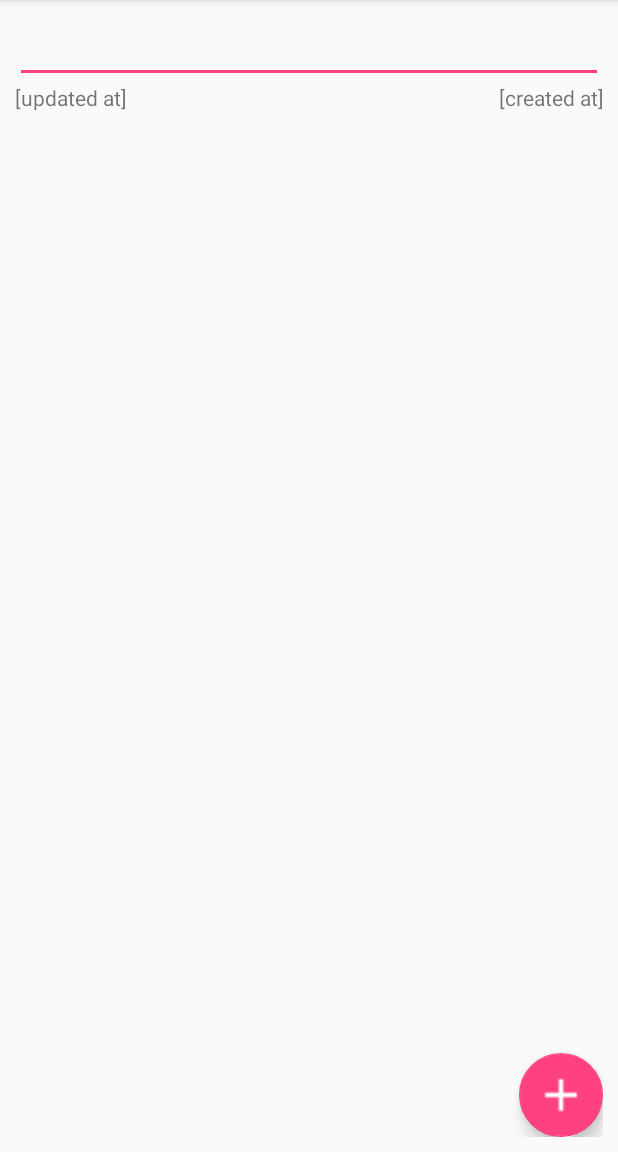
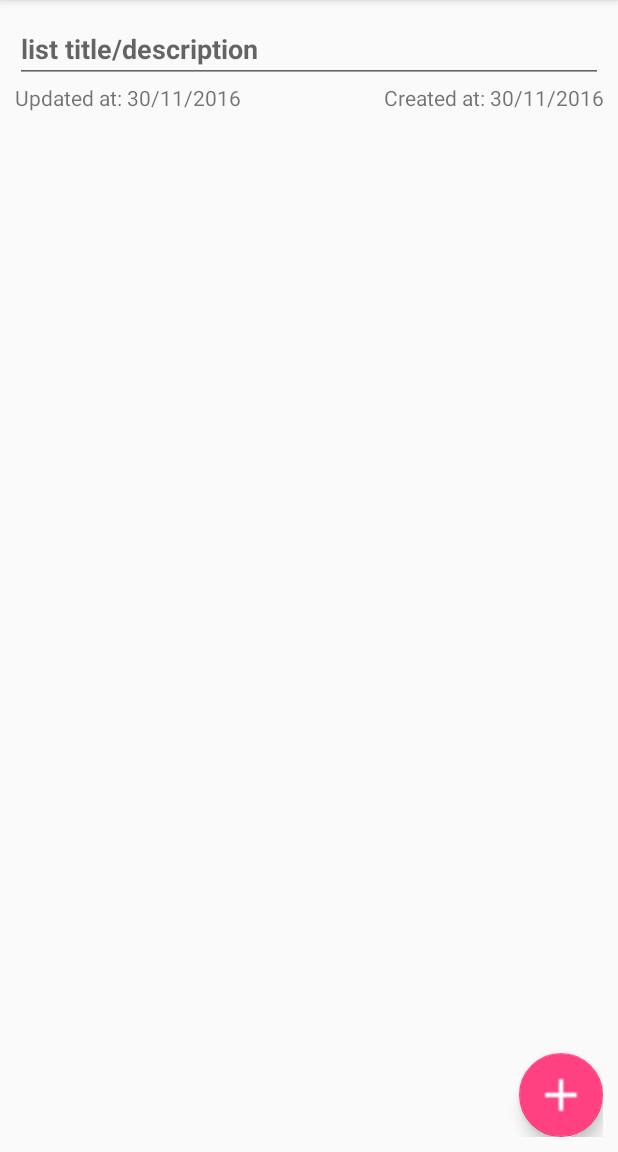
Before and after one commit to marchandrs/android-to-do, an Android app: the screen it shows after launch (TodoDetailActivity), after a tap on an icon or button, on a phone screen of 412 x 824 dp, the part 84-1236 px from its top. Run offline under Robolectric (Android 15) with nearby library versions, the phone set to English and light mode, and no system bars; libraries missing offline, so code that uses them is left out: com.orm, com.orm.dsl; 10 statements that could not run were skipped.

Commit message:
continuaçao da implementaçao do sugar orm

```diff
--- a/app/src/main/java/com/marchand/todo/App.java
+++ b/app/src/main/java/com/marchand/todo/App.java
@@ -15,7 +15,7 @@ import java.util.List;
 public final class App extends SugarApp {
 
     public static String EXTRA_ID = "ID";
-    private List<Todo> TodoList = null;
+    private List<Todo> todoList = null;
 
     @Override
     public void onCreate(){
@@ -25,11 +25,11 @@ public final class App extends SugarApp {
     }
 
     public List<Todo> getTodoList() {
-        if (TodoList == null) {
-            TodoList = getTodoListForTest();
+        if (todoList == null) {
+            todoList = getTodoListForTest();
         }
 
-        return TodoList;
+        return todoList;
     }
 
     private List<Todo> getTodoListForTest() {
--- a/app/src/main/java/com/marchand/todo/activities/TodoDetailActivity.java
+++ b/app/src/main/java/com/marchand/todo/activities/TodoDetailActivity.java
@@ -57,6 +57,7 @@ public class TodoDetailActivity extends AppCompatActivity implements ITodo, OnAd
     @Override
     public void addTodoItem(Todo todo) {
         TodoItem item = new TodoItem();
+        item.setTodo(todo);
         todo.getItems().add(item);
         todo.save();
     }
--- a/app/src/main/java/com/marchand/todo/fragments/TodoDetailFragment.java
+++ b/app/src/main/java/com/marchand/todo/fragments/TodoDetailFragment.java
@@ -22,6 +22,8 @@ import com.marchand.todo.R;
 import com.marchand.todo.adapters.TodoItemAdapter;
 import com.marchand.todo.adapters.VerticalSpaceItemDecoration;
 import com.marchand.todo.models.Todo;
+
+import org.joda.time.LocalDate;
 
 
 /**
@@ -102,7 +104,12 @@ public class TodoDetailFragment extends Fragment {
         recyclerView.setAdapter(new TodoItemAdapter(todo, inflater));
         recyclerView.addItemDecoration(new VerticalSpaceItemDecoration(VERTICAL_ITEM_SPACE));
 
-        edtTitle.setText(todo.getTitle());
+        edtTitle.setHint("list title/description");
+
+        if (todo.getTitle() != null && todo.getTitle().length() > 0) {
+            edtTitle.setText(todo.getTitle());
+        }
+
         edtTitle.addTextChangedListener(new TextWatcher() {
             @Override
             public void beforeTextChanged(CharSequence charSequence, int i, int i1, int i2) {
@@ -120,6 +127,14 @@ public class TodoDetailFragment extends Fragment {
                 todo.save();
             }
         });
+
+        if (todo.getCreatedAt() != null) {
+            txtCreatedAt.setText("Created at: ".concat(LocalDate.fromDateFields(todo.getCreatedAt()).toString("d/M/y")));
+        }
+
+        if (todo.getUpdatedAt() != null) {
+            txtUpdatedAt.setText("Updated at: ".concat(LocalDate.fromDateFields(todo.getUpdatedAt()).toString("d/M/y")));
+        }
 
         fab = (FloatingActionButton) v.findViewById(R.id.fragment_detail_fab_add);
         fab.setOnClickListener(new View.OnClickListener() {
--- a/app/src/main/res/layout/fragment_todo_detail.xml
+++ b/app/src/main/res/layout/fragment_todo_detail.xml
@@ -3,11 +3,15 @@
     android:layout_width="match_parent"
     android:layout_height="match_parent"
     xmlns:app="http://schemas.android.com/apk/res-auto"
-    tools:context="com.marchand.Todo.fragments.TodoDetailFragment"
+    tools:context="com.marchand.todo.fragments.TodoDetailFragment"
     android:padding="10dp">
 
+    <View
+        android:focusableInTouchMode="true"
+        android:layout_width="0px"
+        android:layout_height="0px" />
+
     <EditText
-        android:text="[title]"
         android:layout_width="wrap_content"
         android:layout_height="wrap_content"
         android:id="@+id/fragment_detail_edtTitle"
```
